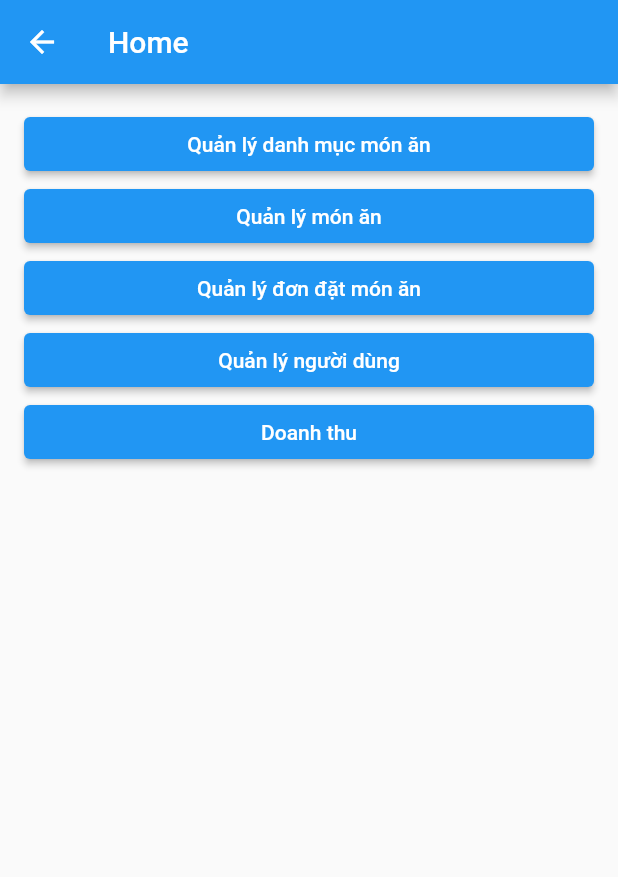
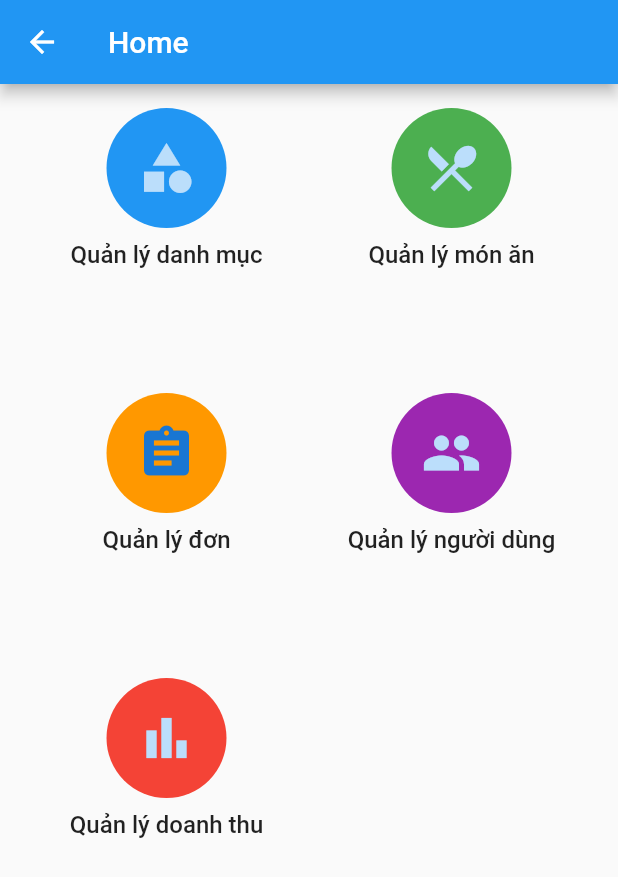
Before and after one commit to Ngtinhs/FoodApp, a Flutter app: the HomeScreen screen opened directly, on a phone screen of 412 x 824 dp. Shown: the top 877 px of the screen. Run offline on Flutter 3.47's test engine with Material 2 defaults, Android fonts, the phone set to English and light mode, and no system bars; our stand-ins replace charts_flutter, image_picker, shared_preferences; accounts and stored records are empty.

Commit message:
Sử dụng GridView cho nó đẹp hơn

```diff
--- a/foodapp/lib/view/Admin/HomeAdmin/HomeAdmin.dart
+++ b/foodapp/lib/view/Admin/HomeAdmin/HomeAdmin.dart
@@ -6,70 +6,133 @@ import 'package:foodapp/view/Admin/Manager/Users.dart';
 import 'package:foodapp/view/Admin/Manager/Revenue.dart';
 
 class HomeScreen extends StatelessWidget {
-  Future<void> _refreshData() async {
-    // Thực hiện logic làm mới dữ liệu ở đây
-    // Ví dụ: gọi API để cập nhật dữ liệu mới
-  }
-
   @override
   Widget build(BuildContext context) {
     return Scaffold(
       appBar: AppBar(
         title: Text('Home'),
       ),
-      body: RefreshIndicator(
-        onRefresh: _refreshData,
-        child: ListView(
+      body: GridView.count(
+        crossAxisCount: 2,
         padding: EdgeInsets.all(16),
         children: [
-            ElevatedButton(
-              onPressed: () {
+          GestureDetector(
+            onTap: () {
               Navigator.push(
                 context,
                 MaterialPageRoute(builder: (context) => ManageCategory()),
               );
             },
-              child: Text('Quản lý danh mục món ăn'),
+            child: Column(
+              children: [
+                CircleAvatar(
+                  backgroundColor: Colors.blue,
+                  radius: 40,
+                  child: Icon(Icons.category, size: 40),
                 ),
-            ElevatedButton(
-              onPressed: () {
+                SizedBox(height: 8),
+                Text(
+                  'Quản lý danh mục',
+                  style: TextStyle(fontSize: 16),
+                  textAlign: TextAlign.center,
+                ),
+              ],
+            ),
+          ),
+          GestureDetector(
+            onTap: () {
               Navigator.push(
                 context,
                 MaterialPageRoute(builder: (context) => ManageFood()),
               );
             },
-              child: Text('Quản lý món ăn'),
+            child: Column(
+              children: [
+                CircleAvatar(
+                  backgroundColor: Colors.green,
+                  radius: 40,
+                  child: Icon(Icons.restaurant_menu, size: 40),
                 ),
-            ElevatedButton(
-              onPressed: () {
+                SizedBox(height: 8),
+                Text(
+                  'Quản lý món ăn',
+                  style: TextStyle(fontSize: 16),
+                  textAlign: TextAlign.center,
+                ),
+              ],
+            ),
+          ),
+          GestureDetector(
+            onTap: () {
               Navigator.push(
                 context,
                 MaterialPageRoute(builder: (context) => ManageOrders()),
               );
             },
-              child: Text('Quản lý đơn đặt món ăn'),
+            child: Column(
+              children: [
+                CircleAvatar(
+                  backgroundColor: Colors.orange,
+                  radius: 40,
+                  child: Icon(Icons.assignment, size: 40),
                 ),
-            ElevatedButton(
-              onPressed: () {
+                SizedBox(height: 8),
+                Text(
+                  'Quản lý đơn',
+                  style: TextStyle(fontSize: 16),
+                  textAlign: TextAlign.center,
+                ),
+              ],
+            ),
+          ),
+          GestureDetector(
+            onTap: () {
               Navigator.push(
                 context,
                 MaterialPageRoute(builder: (context) => ManageUsers()),
               );
             },
-              child: Text('Quản lý người dùng'),
+            child: Column(
+              children: [
+                CircleAvatar(
+                  backgroundColor: Colors.purple,
+                  radius: 40,
+                  child: Icon(Icons.people, size: 40),
                 ),
-            ElevatedButton(
-              onPressed: () {
+                SizedBox(height: 8),
+                Text(
+                  'Quản lý người dùng',
+                  style: TextStyle(fontSize: 16),
+                  textAlign: TextAlign.center,
+                ),
+              ],
+            ),
+          ),
+          GestureDetector(
+            onTap: () {
               Navigator.push(
                 context,
                 MaterialPageRoute(builder: (context) => Revenue()),
               );
             },
-              child: Text('Doanh thu'),
+            child: Column(
+              children: [
+                CircleAvatar(
+                  backgroundColor: Colors.red,
+                  radius: 40,
+                  child: Icon(Icons.bar_chart, size: 40),
+                ),
+                SizedBox(height: 8),
+                Text(
+                  'Quản lý doanh thu',
+                  style: TextStyle(fontSize: 16),
+                  textAlign: TextAlign.center,
                 ),
               ],
             ),
           ),
+        ],
+      ),
     );
   }
 }
```
Lines whose indentation alone changed are shown as unchanged.
